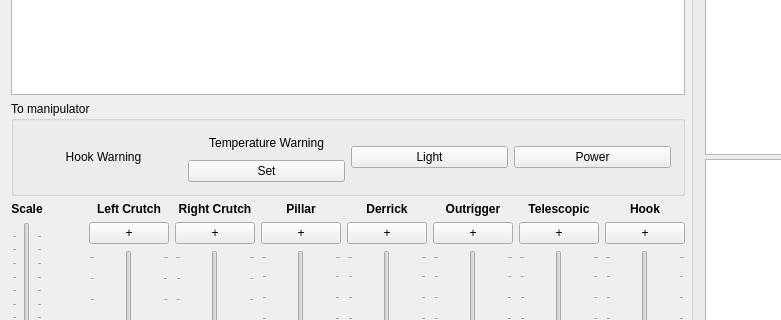
Before: the Qt Designer form widget.ui in GRomR1/CraneEmulator, drawn with Qt 5; both pictures show x 0 to 781 and y 217 to 537 of the 1286 by 730 pixel window.
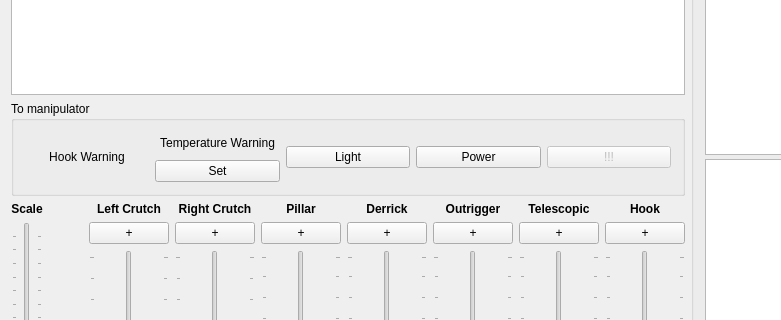
After: the same form once the commit is applied.

Patch:
```diff
--- a/widget.ui
+++ b/widget.ui
@@ -73,6 +73,16 @@
           </property>
          </widget>
         </item>
+        <item>
+         <widget class="QPushButton" name="_pushButtonDebug">
+          <property name="enabled">
+           <bool>false</bool>
+          </property>
+          <property name="text">
+           <string>!!!</string>
+          </property>
+         </widget>
+        </item>
        </layout>
       </widget>
      </item>
```
